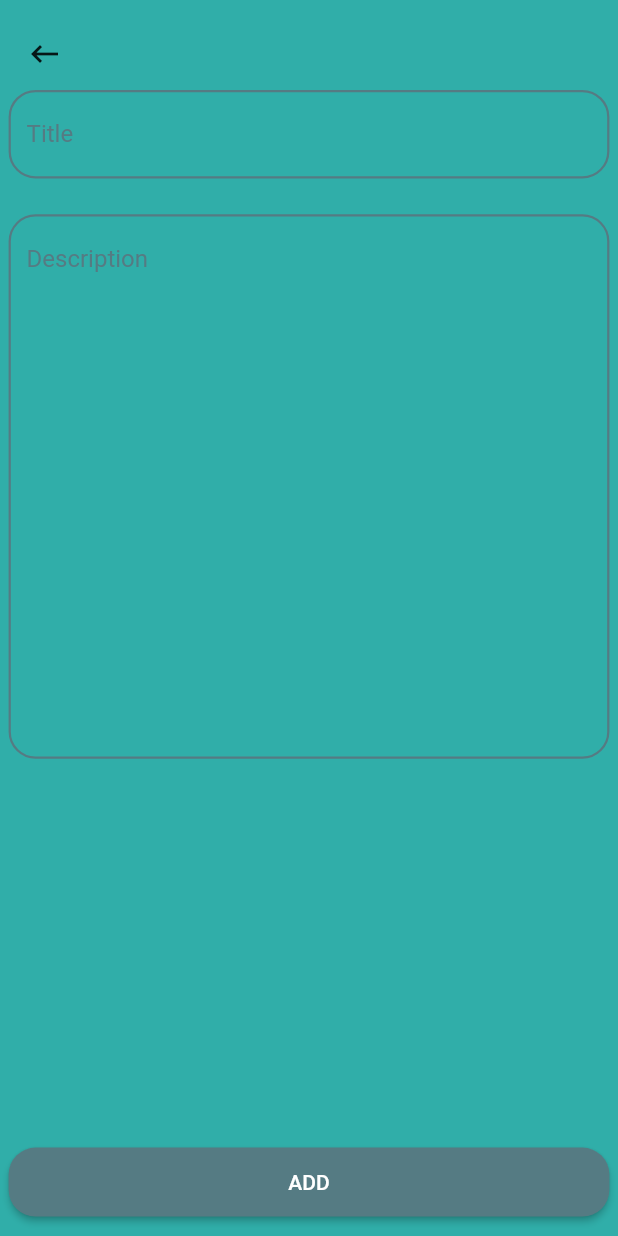
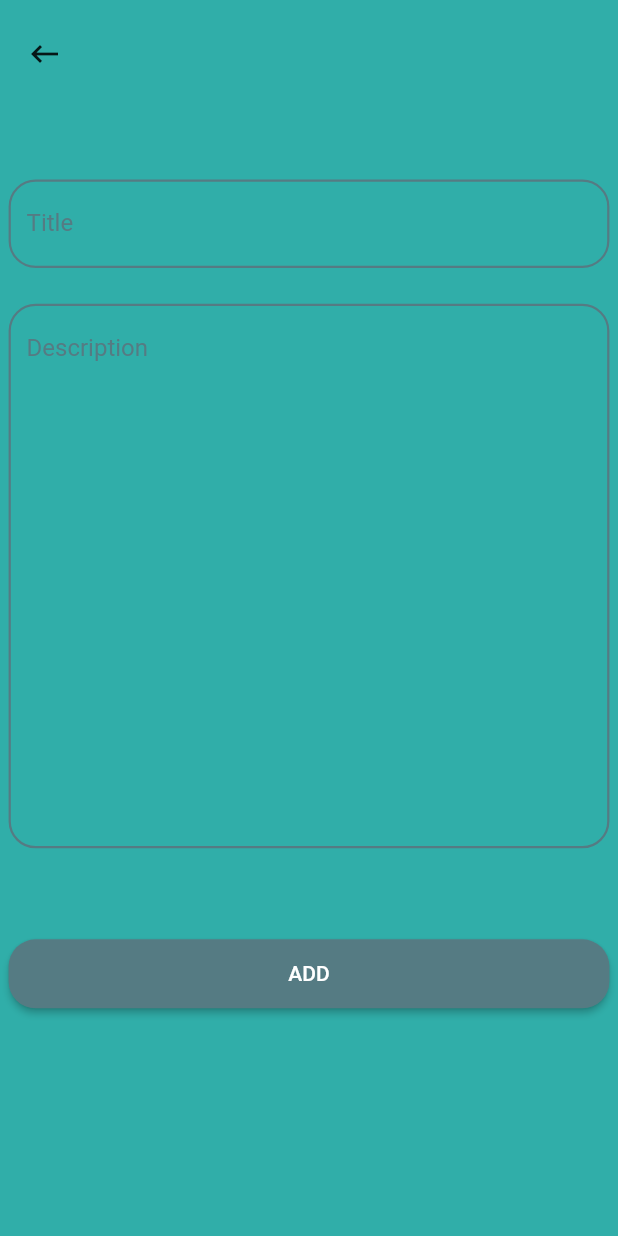
Before and after one commit to AhmedEbeid4/NotesApp-Firebase-Flutter, a Flutter app: the AddItemScreen screen opened directly, on a phone screen of 412 x 824 dp. Run offline on Flutter 3.47's test engine with Material 2 defaults, Android fonts, the phone set to English and light mode, and no system bars; our stand-ins replace flutter_screenutil; network calls fail.

Commit message:
some updates

```diff
--- a/lib/views/add_screen.dart
+++ b/lib/views/add_screen.dart
@@ -40,6 +40,7 @@ class AddItemScreen extends StatelessWidget {
             )
         );
       }, icon: const Icon(Icons.keyboard_backspace)),
+      SizedBox(height: 50.h,),
       RoundedTextField(
         label: titleString,
         controller: titleController,
@@ -50,9 +51,9 @@ class AddItemScreen extends StatelessWidget {
         controller: contentController,
         minLines: 17,
       ),
-      const Expanded(
-        child: SizedBox(),
-      ),
+
+      SizedBox(height: 50.h,),
+
       SizedBox(
         width: double.infinity,
         child: ElevatedButton(
@@ -97,10 +98,10 @@ class AddItemScreen extends StatelessWidget {
       SizedBox(height: 20.h,),
       Text(descriptionString,style: TextStyle(fontSize: 20.sp,color: itemBackgroundColor)),
       SizedBox(height: 20.h,),
-      Expanded(child: SizedBox(
+      SizedBox(
         width: double.infinity,
         child: Text(note!.content,style: TextStyle(fontSize: 25.sp,color: secondaryColor)),
-      )),
+      ),
       SizedBox(height: 20.h,),
     ];
   }
@@ -108,14 +109,16 @@ class AddItemScreen extends StatelessWidget {
   @override
   Widget build(BuildContext context) {
     return Scaffold(
-      resizeToAvoidBottomInset: true,
       body: SafeArea(
         child: Container(
           color: primaryColor,
+          height: double.infinity,
           padding: EdgeInsets.symmetric(vertical: 10.h,horizontal: 5.w),
-          child: Column(
-            crossAxisAlignment: CrossAxisAlignment.start,
-            children: forAdd?forAdding(context):forShowing(context),
+          child: SingleChildScrollView(
+            child: Column(
+              crossAxisAlignment: CrossAxisAlignment.start,
+              children: forAdd?forAdding(context):forShowing(context),
+            ),
           ),
         ),
       ),
```
